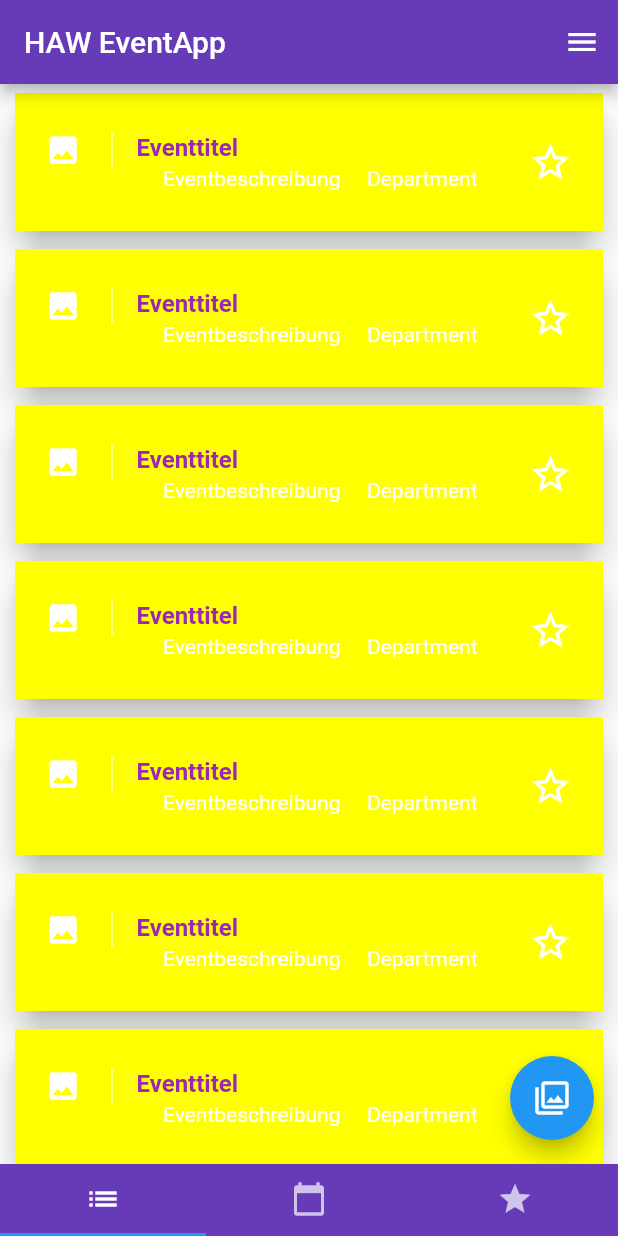
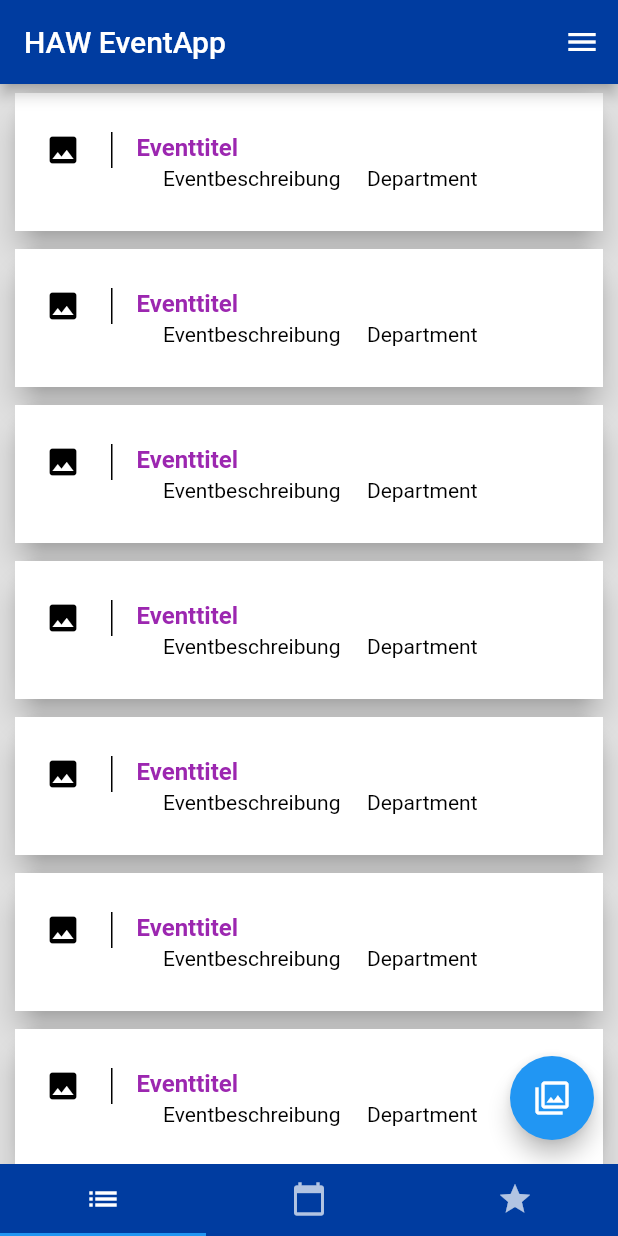
Before and after one commit to melinazanon/HAW-Events, a Flutter app: the screen it shows after launch, on a phone screen of 412 x 824 dp. Run offline on Flutter 3.47's test engine with Material 2 defaults, Android fonts, the phone set to English and light mode, and no system bars.

Commit message:
Einige Frabanpassungen

```diff
--- a/haw_events_application/lib/EventOverview.dart
+++ b/haw_events_application/lib/EventOverview.dart
@@ -10,10 +10,10 @@ class EventOverview extends StatelessWidget {
         padding: EdgeInsets.only(right: 20.0),
         decoration: new BoxDecoration(
           border: new Border(
-            right: new BorderSide(width: 1.0, color: Colors.white)
+            right: new BorderSide(width: 1.0, color: Colors.black)
           )
         ),
-        child: Icon(Icons.image, color: Colors.white),
+        child: Icon(Icons.image, color: Colors.black),
       ),
       title: new Text(
         "Eventtitel",
@@ -27,13 +27,13 @@ class EventOverview extends StatelessWidget {
           Text(
             "Eventbeschreibung",
             style: TextStyle(
-              color: Colors.white
+              color: Colors.black
             ),
           ),
           Text(
             "Department",
             style: TextStyle(
-              color: Colors.white
+              color: Colors.black
             ),
           )
         ],
@@ -51,7 +51,7 @@ class EventOverview extends StatelessWidget {
       margin: new EdgeInsets.symmetric(horizontal: 10.0, vertical: 6.0),
       child: Container(
         decoration: BoxDecoration(
-          color: Colors.yellowAccent
+          color: Colors.white
         ),
         child: myListTile(),
       ),
@@ -67,6 +67,7 @@ class EventOverview extends StatelessWidget {
     );
 
     return Scaffold(
+      backgroundColor: Colors.grey[300],
       body: MyListView,
       floatingActionButton: FloatingActionButton(
         onPressed: () {},
--- a/haw_events_application/lib/main.dart
+++ b/haw_events_application/lib/main.dart
@@ -39,7 +39,7 @@ class EventTabsState extends State<EventTabs> with SingleTickerProviderStateMixi
     return new Scaffold(
       appBar: new AppBar(
         title: new Text('HAW EventApp'),
-        backgroundColor: Colors.deepPurple,
+        backgroundColor: Color(0xFF003ca0),
         actions: <Widget>[
           IconButton(
             icon: Icon(Icons.menu),
@@ -59,7 +59,7 @@ class EventTabsState extends State<EventTabs> with SingleTickerProviderStateMixi
         ),*/
       ),
       bottomNavigationBar: new Material(
-        color: Colors.deepPurple,
+        color: Color(0xFF003ca0),
         child: new TabBar(
           controller: controller,
           //Erstellen der Tabs in der TabBar
```
